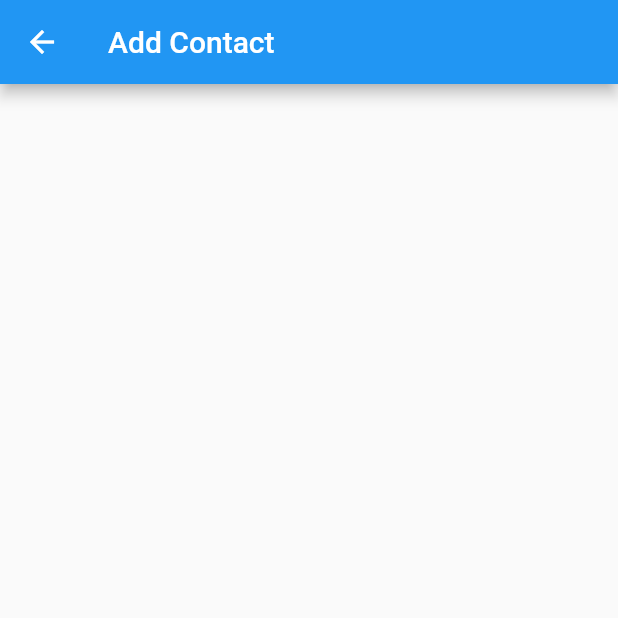
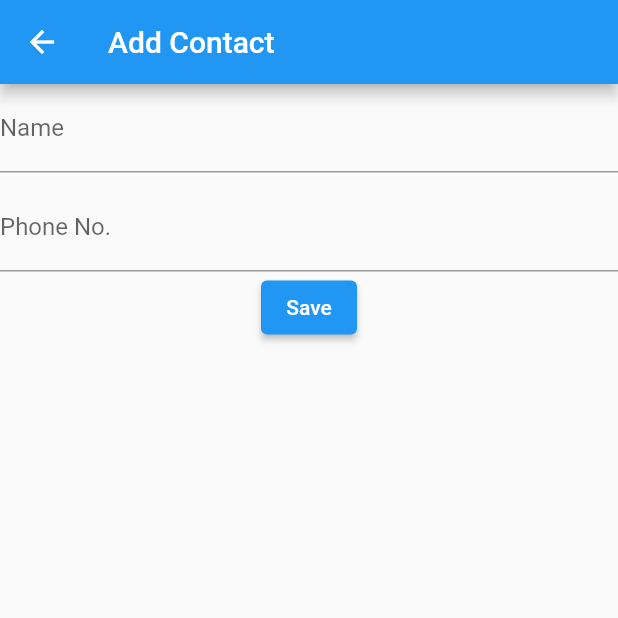
Before and after one commit to MyoMin-Latt/floor_basic, a Flutter app: the AddPage screen opened directly, on a phone screen of 412 x 824 dp, the top half of it. Run offline on Flutter 3.47's test engine with Material 2 defaults, Android fonts, the light colour scheme and no system bars; our stand-ins replace floor, get, sqflite; accounts and stored records are empty; generated files the repository leaves out were written again.

Commit message:
SqfliteDatabaseException

```diff
--- a/lib/database/note_dao.dart
+++ b/lib/database/note_dao.dart
@@ -1,3 +1,5 @@
+// floor, floor generate, build runner, get
+
 import 'package:floor/floor.dart';
 import 'package:flutter_database_floor_byrubylearner/database/note_table.dart';
 @dao
--- a/lib/database/note_table.dart
+++ b/lib/database/note_table.dart
@@ -1,11 +1,11 @@
 import 'package:floor/floor.dart';
-import 'package:flutter/material.dart';
 
 @Entity(tableName: "NoteTable")
 class NoteTable{
-  @PrimaryKey(autoGenerate: true)
-  String id;
+
+  @ColumnInfo(name: 'Title')
+  @primaryKey
   String name;
   String phone;
-  NoteTable(this.id, this.name, this.phone);
+  NoteTable(this.name, this.phone);
 }
--- a/lib/screen/add.dart
+++ b/lib/screen/add.dart
@@ -1,17 +1,37 @@
 import 'package:flutter/material.dart';
+import 'package:flutter_database_floor_byrubylearner/database/note_dao.dart';
+import 'package:flutter_database_floor_byrubylearner/database/note_table.dart';
+import 'package:get/get.dart';
 
-class AddPage extends StatefulWidget {
-  const AddPage({ Key? key }) : super(key: key);
-
-  @override
-  _AddPageState createState() => _AddPageState();
-}
-
-class _AddPageState extends State<AddPage> {
+class AddPage extends StatelessWidget {
+  AddPage({ Key? key }) : super(key: key);
+  final _name = TextEditingController();
+  final _phone = TextEditingController();
   @override
   Widget build(BuildContext context) {
     return Scaffold(
       appBar: AppBar(title: Text('Add Contact'),),
+      body: Column(children: [
+        TextField(
+          controller: _name,
+          decoration: InputDecoration(
+            labelText: 'Name',
+            hintText: "eg. Mg Mg"
+          ),
+        ),
+        SizedBox(height: 7,),
+        TextField(
+          controller: _phone,
+          decoration: InputDecoration(
+            labelText: 'Phone No.',
+            hintText: "eg. 09123456789"
+          ),
+        ),
+        ElevatedButton(onPressed: (){
+          Get.back();
+          print(_name.text + _phone.text);
+        }, child: Text("Save"))
+      ],),
     );
   }
 }
```
Also changed, not shown: lib/database/note_database.dart (+3 -4 lines), lib/main.dart (+17 -3 lines), lib/screen/home.dart (+17 -26 lines), lib/database/note_database.g.dart.
